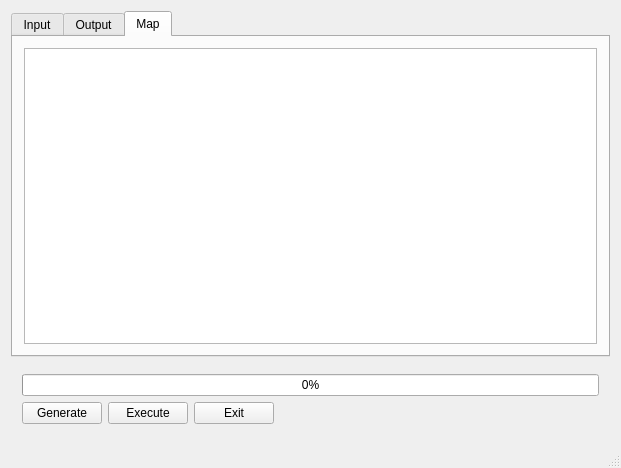
The window that mainwindow.ui (sojoe02/RANA) describes before a commit, drawn with Qt 5.
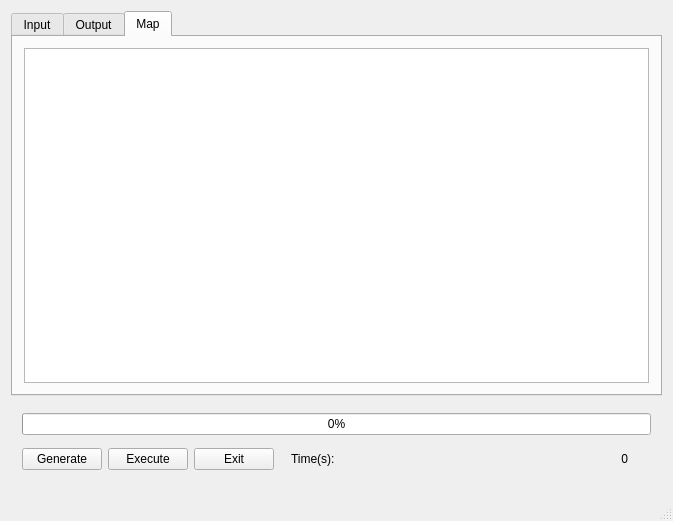
The same window after the commit.

Commit message: Enabled agent postition updating during simulation, optimized some code for position retrieval to make it more elegant

The edit to the form file:
```diff
--- a/mainwindow.ui
+++ b/mainwindow.ui
@@ -6,16 +6,16 @@
    <rect>
     <x>0</x>
     <y>0</y>
-    <width>621</width>
-    <height>468</height>
+    <width>673</width>
+    <height>521</height>
    </rect>
   </property>
   <property name="windowTitle">
    <string>MainWindow</string>
   </property>
   <widget class="QWidget" name="centralWidget">
-   <layout class="QVBoxLayout" name="verticalLayout">
-    <item>
+   <layout class="QGridLayout" name="gridLayout_6">
+    <item row="0" column="0">
      <widget class="QTabWidget" name="tabWidget">
       <property name="currentIndex">
        <number>2</number>
@@ -307,7 +307,7 @@
       </widget>
      </widget>
     </item>
-    <item>
+    <item row="2" column="0">
      <widget class="QWidget" name="widget" native="true">
       <property name="sizePolicy">
        <sizepolicy hsizetype="Expanding" vsizetype="Fixed">
@@ -316,7 +316,7 @@
        </sizepolicy>
       </property>
       <layout class="QGridLayout" name="gridLayout_3">
-       <item row="3" column="2">
+       <item row="5" column="2">
         <widget class="QPushButton" name="runButton">
          <property name="sizePolicy">
           <sizepolicy hsizetype="Fixed" vsizetype="Fixed">
@@ -329,14 +329,14 @@
          </property>
         </widget>
        </item>
-       <item row="1" column="1" colspan="4">
+       <item row="1" column="1" colspan="6">
         <widget class="QProgressBar" name="progressBar">
          <property name="value">
           <number>0</number>
          </property>
         </widget>
        </item>
-       <item row="3" column="1">
+       <item row="5" column="1">
         <widget class="QPushButton" name="generateButton">
          <property name="sizePolicy">
           <sizepolicy hsizetype="Fixed" vsizetype="Fixed">
@@ -349,7 +349,7 @@
          </property>
         </widget>
        </item>
-       <item row="3" column="3">
+       <item row="5" column="3">
         <widget class="QPushButton" name="exitButton">
          <property name="sizePolicy">
           <sizepolicy hsizetype="Fixed" vsizetype="Fixed">
@@ -368,6 +368,41 @@
          </property>
         </widget>
        </item>
+       <item row="5" column="4">
+        <widget class="QWidget" name="widget_4" native="true">
+         <property name="sizePolicy">
+          <sizepolicy hsizetype="Expanding" vsizetype="Fixed">
+           <horstretch>0</horstretch>
+           <verstretch>0</verstretch>
+          </sizepolicy>
+         </property>
+         <property name="minimumSize">
+          <size>
+           <width>0</width>
+           <height>0</height>
+          </size>
+         </property>
+         <layout class="QHBoxLayout" name="horizontalLayout_2">
+          <item>
+           <widget class="QLabel" name="label_8">
+            <property name="text">
+             <string>Time(s):</string>
+            </property>
+           </widget>
+          </item>
+          <item>
+           <widget class="QLabel" name="SimulationTime">
+            <property name="text">
+             <string>0</string>
+            </property>
+            <property name="alignment">
+             <set>Qt::AlignRight|Qt::AlignTrailing|Qt::AlignVCenter</set>
+            </property>
+           </widget>
+          </item>
+         </layout>
+        </widget>
+       </item>
       </layout>
      </widget>
     </item>
```
The commit also changes 13 other files.
